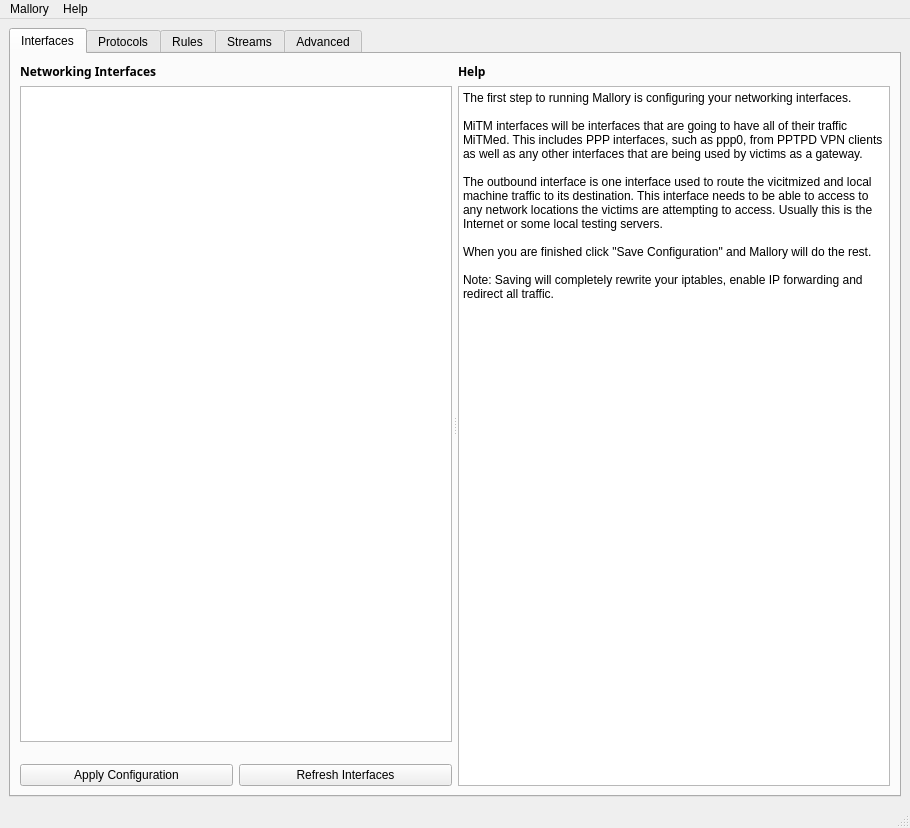
Above: src/gui/Mallory.ui from sskaje/mallory before the change. Below: the same form after it.
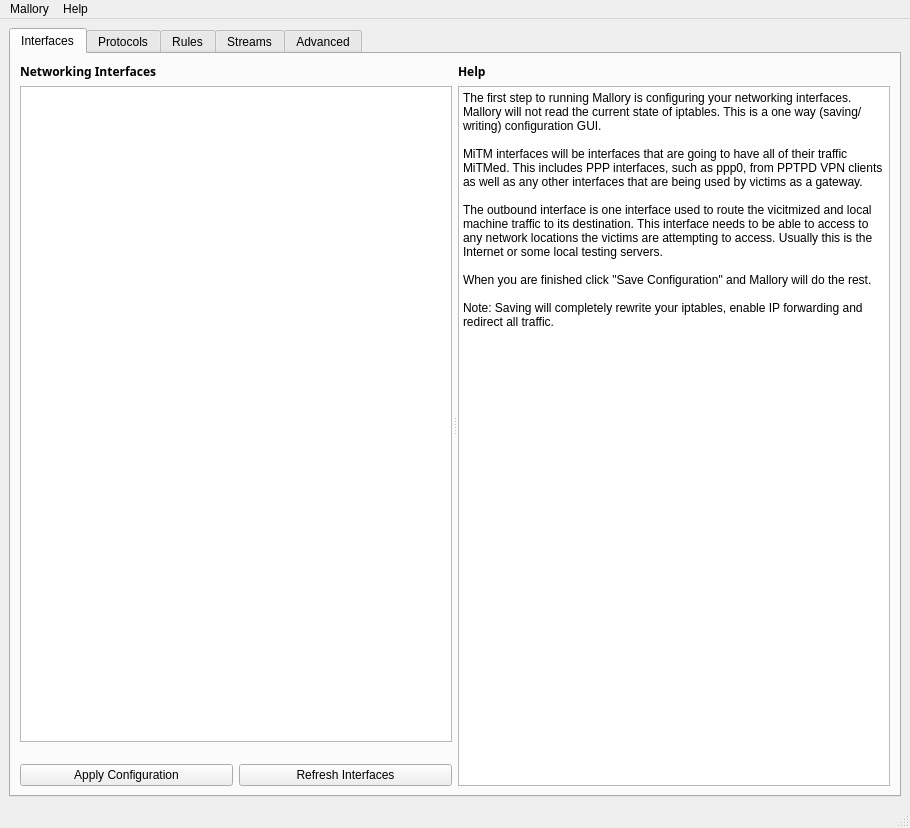
That is the form after the change. The open tabs and pages were chosen to show the change. Icons and pictures are not drawn.

What changed in the file:
```diff
--- a/src/gui/Mallory.ui
+++ b/src/gui/Mallory.ui
@@ -181,7 +181,7 @@
                <bool>true</bool>
               </property>
               <property name="plainText">
-               <string>The first step to running Mallory is configuring your networking interfaces. 
+               <string>The first step to running Mallory is configuring your networking interfaces. Mallory will not read the current state of iptables. This is a one way (saving/writing) configuration GUI. 
 
 MiTM interfaces will be interfaces that are going to have all of their traffic MiTMed. This includes PPP interfaces, such as ppp0, from PPTPD VPN clients as well as any other interfaces that are being used by victims as a gateway. 
 
```
Left out of the diff: 2 changed lines with no effect on the pictures.
